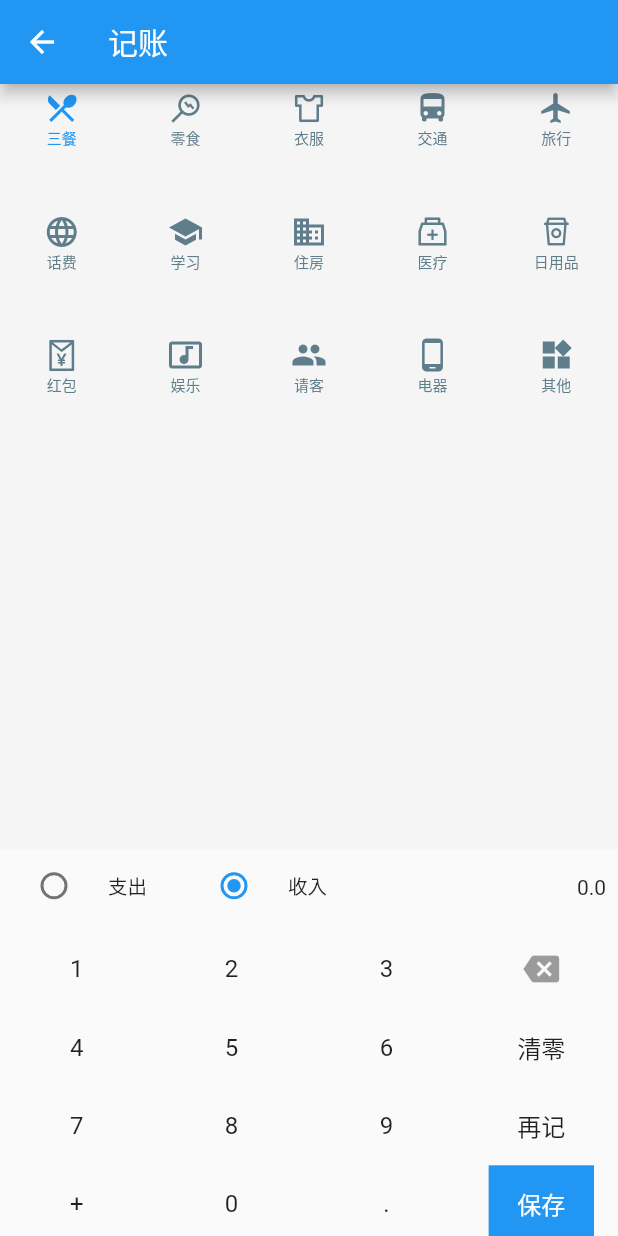
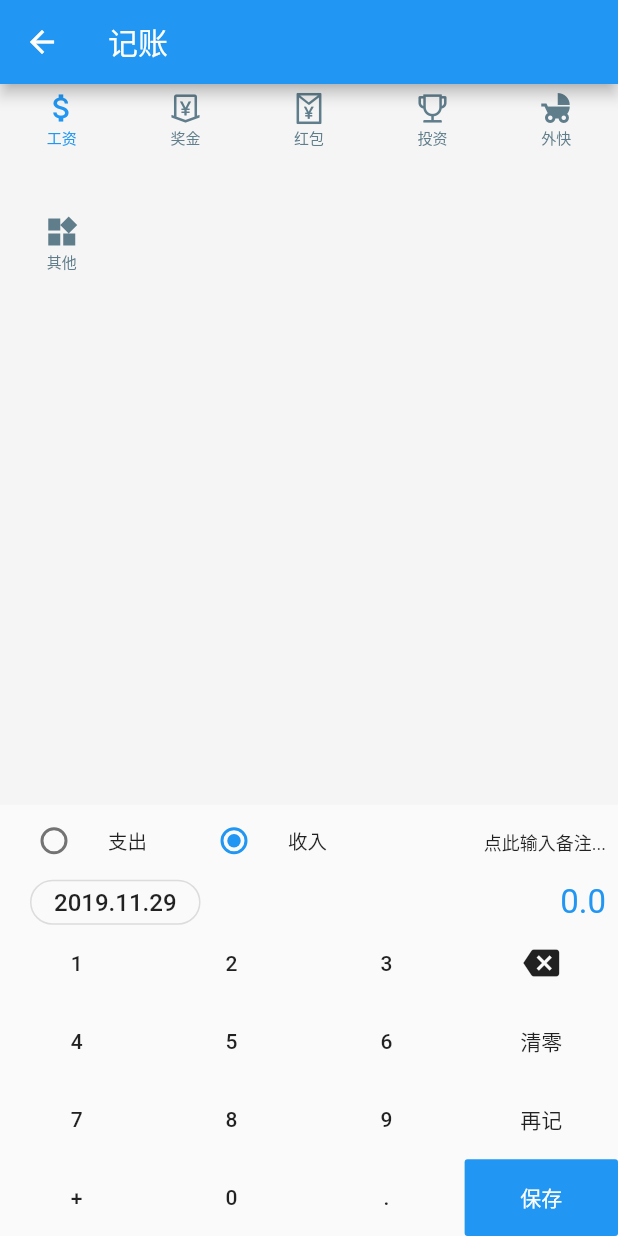
Before and after one commit to JKXY/flutter_first_demo, a Flutter app: the PocketBookAddPage screen opened directly, after a tap on "收入", on a phone screen of 412 x 824 dp. Run offline on Flutter 3.47's test engine with Material 2 defaults, Android fonts, the phone set to English and light mode, and no system bars; our stand-ins replace fluttertoast, share, shared_preferences, sqflite, webview_flutter; missing offline and left inert: flutter_barcode_scanner; accounts and stored records are empty; network calls fail.

Commit message:
实现记账本-添加备注，选择时间，收入类型 功能

```diff
--- a/lib/bean/pocketBookBean.dart
+++ b/lib/bean/pocketBookBean.dart
@@ -56,6 +56,7 @@ class PocketBookRecord{
   String date;
   String money;
   String name;
+  String remack;
 
   static PocketBookRecord fromMap(Map<String, dynamic> map) {
     if (map == null) return null;
@@ -64,6 +65,7 @@ class PocketBookRecord{
     dataBean.date = map['date'];
     dataBean.money = map['money'];
     dataBean.name = map['name'];
+    dataBean.remack = map['remack'];
     return dataBean;
   }
 
@@ -73,6 +75,7 @@ class PocketBookRecord{
     map['date'] = date;
     map['money'] = money;
     map['name'] = name;
+    map['remack'] = remack;
     return map;
   }
 
@@ -80,6 +83,7 @@ class PocketBookRecord{
     "type" : type,
     "date" : date,
     "money" : money,
+    "remack" : remack,
     "name" : name
   };
 }
--- a/lib/data/DatabaseHelper.dart
+++ b/lib/data/DatabaseHelper.dart
@@ -17,6 +17,7 @@ class PocketDatabaseHelper {
   final String columnType = "type";
   final String columnMoney = "money";
   final String columnName = "name";
+  final String columnRemack = "remack";
 
   static Database _db;
 
@@ -43,7 +44,7 @@ class PocketDatabaseHelper {
         "create table $tableName($columnId integer primary key autoincrement ,$columnDate text not null ,$columnIncome text ,$columnExpenditure text )");
 
     await db.execute(
-        "create table $tableNameRecord($columnId integer primary key autoincrement ,$columnType integer not null default 2 ,$columnDate text not null ,$columnMoney text ,$columnName text )");
+        "create table $tableNameRecord($columnId integer primary key autoincrement ,$columnType integer not null default 2 ,$columnDate text not null ,$columnMoney text ,$columnName text  ,$columnRemack text)");
 
     await db.execute(
         "create table $tableNameTodo($columnId integer primary key autoincrement ,$columnType integer not null default 2 ,$columnDate text not null ,$columnName text )");
--- a/lib/res/strings.dart
+++ b/lib/res/strings.dart
@@ -1,17 +1,23 @@
 class Strings{
-  static const String app_name = "Flutter Demo";
+  static const String app_name = "Trainee";
   static const String hello_word = "Hello Word";
   static const String theme = "Theme";
   static const String loadAllTip = "已加载全部数据!";
-  static const String moneyLangeError = "数据太长了!";
+  static const String moneyLangeError = "数据太大了!";
+  static const String pcocket_number_error_tip = "请输入大于0的金额!";
+  static const String remack = "备注";
+  static const String remack_hint = "点此输入备注...";
+  static const String remack_dialog_hint = "请输入备注...";
   static const String pcocketBook = "记账本";
   static const String allMoney = "总资产:";
   static const String income = "收入:";
   static const String expenditure = "支出:";
   static const String pcocketBookAdd = "记账";
   static const String cancle = "取消";
+  static const String comfirm = "确认";
   static const String copy = "复制";
   static const String todo = "TODO";
   static const String todo_tip = "请输入TODO事项";
   static const String my_name = "JKXY";
+
 }
--- a/lib/ui/main_page.dart
+++ b/lib/ui/main_page.dart
@@ -126,6 +126,9 @@ class MainPageState extends State<MainPage> {
 
   Widget HandleView() {
     return new Card(
+        elevation: 15,
+        shape: const RoundedRectangleBorder(borderRadius: BorderRadius.all(Radius.circular(14.0))),
+        margin: EdgeInsets.all(8),
         child: GridView.count(
       shrinkWrap: true,
       crossAxisCount: 4,
--- a/lib/ui/pocket_book_add_page.dart
+++ b/lib/ui/pocket_book_add_page.dart
@@ -70,12 +70,22 @@ class PocketBookAddState extends State<PocketBookAddPage> {
     Icons.widgets
   ];
 
+  var incomeNameList = ["工资", "奖金", "红包", "投资", "外快", "其他"];
+  var incomeIconList = [
+    Icons.attach_money,
+    AntdIcons.money_collect,
+    AntdIcons.red_envelope,
+    AntdIcons.trophy,
+    Icons.child_friendly,
+    Icons.widgets
+  ];
+
   var currentNameIndex = 0;
 
   Widget _getTypeView() {
     return GridView.builder(
         shrinkWrap: false,
-        itemCount: nameList.length,
+        itemCount: _typeValue == 2 ? nameList.length : incomeNameList.length,
         gridDelegate: SliverGridDelegateWithFixedCrossAxisCount(
             crossAxisCount: 5, //横轴三个子widget
             childAspectRatio: 1.0 //宽高比为1时，子widget
@@ -85,8 +95,13 @@ class PocketBookAddState extends State<PocketBookAddPage> {
             title: Center(
               child: Column(
                 children: <Widget>[
-                  Icon(nameIconList[index], color: _typeColor(index)),
-                  Text(nameList[index],
+                  Icon(
+                      _typeValue == 2
+                          ? nameIconList[index]
+                          : incomeIconList[index],
+                      color: _typeColor(index)),
+                  Text(
+                      _typeValue == 2 ? nameList[index] : incomeNameList[index],
                       style: TextStyle(color: _typeColor(index), fontSize: 10))
                 ],
               ),
@@ -128,6 +143,50 @@ class PocketBookAddState extends State<PocketBookAddPage> {
     "保存"
   ];
 
+  var currTimeStr =
+      "${DateTime.now().year}.${DateTime.now().month}.${DateTime.now().day}";
+
+  Future<DateTime> _showDatePicker() {
+    var date = DateTime.now();
+    return showDatePicker(
+      context: context,
+      initialDate: date,
+      firstDate: DateTime(date.year - 100),
+      lastDate: date,
+    );
+  }
+
+  var remackStr = "";
+  TextEditingController _remackController = TextEditingController();
+
+  Future<String> _showRemackDialog() {
+    return showDialog<String>(
+        context: context,
+        builder: (context) {
+          return AlertDialog(
+            title: Text(Strings.remack),
+            content: TextField(
+              autofocus: true,
+              maxLines: 1,
+              controller: _remackController,
+              decoration: InputDecoration(
+                hintText: Strings.remack_dialog_hint,
+                border: InputBorder.none,
+              ),
+            ),
+            actions: <Widget>[
+              FlatButton(
+                child: Text(Strings.comfirm),
+                onPressed: () async {
+                  var remack = _remackController.text.trim();
+                  Navigator.of(context).pop(remack);
+                },
+              ),
+            ],
+          );
+        });
+  }
+
   Widget _getNumberView() {
     return Column(
       children: <Widget>[
@@ -143,6 +202,7 @@ class PocketBookAddState extends State<PocketBookAddPage> {
                 onChanged: (value) {
                   setState(() {
                     _typeValue = value;
+                    currentNameIndex = 0;
                   });
                 },
               ),
@@ -157,6 +217,44 @@ class PocketBookAddState extends State<PocketBookAddPage> {
                 onChanged: (value) {
                   setState(() {
                     _typeValue = value;
+                    currentNameIndex = 0;
+                  });
+                },
+              ),
+            ),
+            Expanded(
+                child: Padding(
+              padding: EdgeInsets.all(8),
+              child: GestureDetector(child: Text(
+                remackStr.trim().length > 0 ? remackStr : Strings.remack_hint,
+                textAlign: TextAlign.end,
+                style: TextStyle(fontSize: 12),
+              ),
+              onTap: () async{
+                remackStr = await _showRemackDialog();
+                setState(() {});
+              },),
+            ))
+          ],
+        ),
+        Row(
+          children: <Widget>[
+            Container(
+              margin: EdgeInsets.only(left: 20),
+              height: 30,
+              child: OutlineButton(
+//                splashColor: Colors.grey,
+                child: Text(
+                  currTimeStr,
+                  style: TextStyle(fontSize: 16),
+                ),
+                shape: RoundedRectangleBorder(
+                    borderRadius: BorderRadius.circular(20.0)),
+                onPressed: () async {
+                  var selectTime = await _showDatePicker();
+                  setState(() {
+                    currTimeStr =
+                        "${selectTime.year}.${selectTime.month}.${selectTime.day}";
                   });
                 },
               ),
@@ -165,7 +263,11 @@ class PocketBookAddState extends State<PocketBookAddPage> {
                 child: Padding(
                     padding: EdgeInsets.only(right: 8),
                     child: Text(_moneyValue,
-                        textAlign: TextAlign.end, maxLines: 1)))
+                        style: TextStyle(
+                            fontSize: 22,
+                            color: Theme.of(context).primaryColor),
+                        textAlign: TextAlign.end,
+                        maxLines: 1)))
           ],
         ),
         GridView.builder(
@@ -178,9 +280,10 @@ class PocketBookAddState extends State<PocketBookAddPage> {
                 crossAxisSpacing: 1,
                 mainAxisSpacing: 1),
             itemBuilder: (context, index) {
-              return ListTile(
-                title: _getNumberRowView(index),
-                onTap: () {
+              return FlatButton(
+                color: index == 15 ? Theme.of(context).primaryColor : null,
+                child: _getNumberRowView(index),
+                onPressed: () {
                   _numberRowOnClick(index);
                 },
               );
@@ -190,30 +293,28 @@ class PocketBookAddState extends State<PocketBookAddPage> {
   }
 
   bool isSaveing = false;
+
   Widget _getNumberRowView(int index) {
     if (index == 3) {
       //x
-      return Center(
-          child: IconButton(
-        icon: Icon(Icons.backspace),
-      ));
+      return Icon(Icons.backspace);
     } else if (index == 15) {
       //保存
-      return DecoratedBox(
-          decoration: BoxDecoration(color: isSaveing ? Colors.grey: Theme.of(context).primaryColor),
-          position: DecorationPosition.background,
-          child: Center(
-            child:
-                Text(_numberList[index], style: TextStyle(color: Colors.white)),
-          ));
+      return Text(
+        _numberList[index],
+        style: TextStyle(
+          color: Colors.white,
+        ),
+      );
     } else {
-      return Center(child: Text(_numberList[index]));
+      return Text(_numberList[index]);
     }
   }
 
   var db = PocketDatabaseHelper();
 
   var _isInput = false;
+
   _numberRowOnClick(int index) {
     switch (index) {
       case 3: //x
@@ -230,27 +331,41 @@ class PocketBookAddState extends State<PocketBookAddPage> {
         break;
       case 11: //再记(注意+)
         var record = PocketBookRecord();
-        if(_moneyValue.contains('+')){
-          if(_moneyValue.endsWith('+')){
+        if (_moneyValue.contains('+')) {
+          if (_moneyValue.endsWith('+')) {
             _moneyValue = _moneyValue.replaceAll('+', '');
-          }else{
+          } else {
             var temp = _moneyValue.split('+');
             var count = double.tryParse(temp[0]) + double.tryParse(temp[1]);
             _moneyValue = count.toStringAsFixed(2);
           }
         }
+        if (double.tryParse(_moneyValue) > 0) {
           record.money = _moneyValue;
           record.type = _typeValue;
-        record.name = nameList[currentNameIndex];
-        var time = DateTime.now();
-        var date = "${time.year}.${time.month}.${time.day}";
+          record.name = _typeValue == 2
+              ? nameList[currentNameIndex]
+              : incomeNameList[currentNameIndex];
+          var date = currTimeStr;
           record.date = date;
-        _saveData(record,false);
-
+          record.remack = remackStr;
+          _saveData(record, false);
+          //复位
           currentNameIndex = 0;
-        _typeValue = 2;
+//        _typeValue = 2;
           _moneyValue = '0.0';
           _isInput = false;
+          remackStr = "";
+        } else {
+          Fluttertoast.showToast(
+              msg: Strings.pcocket_number_error_tip,
+              toastLength: Toast.LENGTH_SHORT,
+              gravity: ToastGravity.BOTTOM,
+              timeInSecForIos: 1,
+              backgroundColor: Colors.red,
+              textColor: Colors.white,
+              fontSize: 16.0);
+        }
         break;
       case 12: //+
         if (_isInput && !_moneyValue.endsWith('+')) {
@@ -278,22 +393,36 @@ class PocketBookAddState extends State<PocketBookAddPage> {
         break;
       case 15: //保存(注意+)
         var record = PocketBookRecord();
-        if(_moneyValue.contains('+')){
-          if(_moneyValue.endsWith('+')){
+        if (_moneyValue.contains('+')) {
+          if (_moneyValue.endsWith('+')) {
             _moneyValue = _moneyValue.replaceAll('+', '');
-          }else{
+          } else {
             var temp = _moneyValue.split('+');
             var count = double.tryParse(temp[0]) + double.tryParse(temp[1]);
             _moneyValue = count.toStringAsFixed(2);
           }
         }
+        if (double.tryParse(_moneyValue) > 0) {
           record.money = _moneyValue;
           record.type = _typeValue;
-        record.name = nameList[currentNameIndex];
-        var time = DateTime.now();
-        var date = "${time.year}.${time.month}.${time.day}";
+          record.name = _typeValue == 2
+              ? nameList[currentNameIndex]
+              : incomeNameList[currentNameIndex];
+          var date = currTimeStr;
+          record.remack = remackStr;
           record.date = date;
-        _saveData(record,true);
+          _saveData(record, true);
+        } else {
+          Fluttertoast.showToast(
+              msg: Strings.pcocket_number_error_tip,
+              toastLength: Toast.LENGTH_SHORT,
+              gravity: ToastGravity.BOTTOM,
+              timeInSecForIos: 1,
+              backgroundColor: Colors.red,
+              textColor: Colors.white,
+              fontSize: 16.0);
+        }
+
         break;
       default: //数字
         if (_moneyValue.length >= 14) {
@@ -326,18 +455,16 @@ class PocketBookAddState extends State<PocketBookAddPage> {
     setState(() {});
   }
 
-  _saveData(PocketBookRecord data,bool isBack) async{
+  _saveData(PocketBookRecord data, bool isBack) async {
     setState(() {
       isSaveing = true;
     });
-    await  db.saveItem(data);
+    await db.saveItem(data);
     setState(() {
       isSaveing = false;
     });
-    if(isBack)
-      Navigator.of(context).pop(true);
+    if (isBack) Navigator.of(context).pop(true);
   }
-
 
   @override
   void dispose() {
--- a/lib/ui/pocket_book_page.dart
+++ b/lib/ui/pocket_book_page.dart
@@ -138,7 +138,7 @@ class PocaketBookState extends State<PocaketBookPage> {
                   )
                 ],
               ),
-              trailing: new Text(
+              trailing: Text(
                 getRecordStr(record[index].money, record[index].type),
                 style: TextStyle(color: getRecordColor(record[index].type)),
               ));
```
Also changed, not shown: lib/ui/webview_page.dart (+20 -7 lines), 1 other file. Lines whose indentation alone changed are shown as unchanged.
